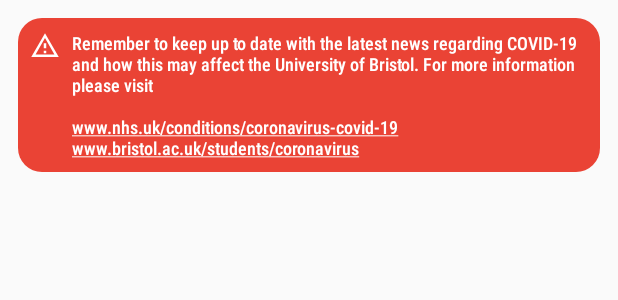
After one commit to tomstark99/epigram, an Android app: the layout element_corona2.xml on its own in the app's theme, with its tools: preview values and no code run, on a phone screen of 412 x 824 dp. The commit adds this screen. Shown: the top 300 px of the screen. Run offline under Robolectric (Android 15) with nearby library versions, the phone set to English and light mode, and no system bars; network calls fail.

Commit message:
corona update 2

```diff
--- a/app/build.gradle
+++ b/app/build.gradle
@@ -77,7 +77,7 @@
     implementation("com.squareup.okhttp3:logging-interceptor:3.14.2")
     implementation 'com.squareup.retrofit2:adapter-rxjava2:2.6.0'
     implementation 'com.google.firebase:firebase-core:17.2.3'
-    implementation 'com.google.firebase:firebase-messaging:20.1.2'
+    implementation 'com.google.firebase:firebase-messaging:20.1.3'
 
     debugImplementation "com.willowtreeapps.hyperion:hyperion-core:$hyperionVer"
     debugImplementation "com.willowtreeapps.hyperion:hyperion-attr:$hyperionVer"
--- a/app/src/main/java/com/epigram/android/ui/main/TabPresenter.kt
+++ b/app/src/main/java/com/epigram/android/ui/main/TabPresenter.kt
@@ -62,11 +62,11 @@
     }
 
     fun getPostsCorona(pageNum: Int, tab: String) {
-        postManager.getPostTitles(pageNum, tab)
+        postManager.getPosts(pageNum, tab)
             .subscribeOn(Schedulers.io())
             .observeOn(AndroidSchedulers.mainThread())
             .subscribe({ posts ->
-                view?.onPostSuccessCorona(posts.second)
+                view?.onPostSuccessCorona(posts)
             }, { e ->
                 view?.onPostError()
                 Log.e("error", "something went wrong loading posts", e)
--- a/app/src/main/res/drawable/ic_warning_amber_24px_outlined.xml
+++ b/app/src/main/res/drawable/ic_warning_amber_24px_outlined.xml
@@ -3,7 +3,7 @@
     android:height="24dp"
     android:viewportWidth="24"
     android:viewportHeight="24"
-    android:tint="@color/button_tint">
+    android:tint="@color/white_nochange">
   <path
       android:pathData="M1,21.5L12,2.5L23,21.5H1ZM19.53,19.5L12,6.49L4.47,19.5H19.53ZM11,16.5V18.5H13V16.5H11ZM11,10.5H13V14.5H11V10.5Z"
       android:fillColor="#FF000000"
--- /dev/null
+++ b/app/src/main/res/drawable/tab_c_background.xml
@@ -0,0 +1,5 @@
+<?xml version="1.0" encoding="utf-8"?>
+<shape xmlns:android="http://schemas.android.com/apk/res/android">
+    <solid android:color="@color/google_red"/>
+    <corners android:radius="16dp"/>
+</shape>
--- /dev/null
+++ b/app/src/main/res/layout/element_corona2.xml
@@ -0,0 +1,36 @@
+<?xml version="1.0" encoding="utf-8"?>
+<LinearLayout xmlns:android="http://schemas.android.com/apk/res/android"
+    android:orientation="vertical" android:layout_width="match_parent"
+    android:layout_height="wrap_content"
+    android:paddingStart="@dimen/element_padding"
+    android:paddingEnd="@dimen/element_padding"
+    android:paddingTop="@dimen/element_padding"
+    android:paddingBottom="@dimen/element_padding_half">
+    <LinearLayout
+        android:layout_width="match_parent"
+        android:layout_height="wrap_content"
+        android:background="@drawable/tab_c_background"
+        android:paddingStart="@dimen/tiny_padding"
+        android:paddingEnd="@dimen/tiny_padding"
+        android:paddingTop="@dimen/tiny_padding"
+        android:paddingBottom="@dimen/tiny_padding">
+        <ImageView
+            android:layout_width="20dp"
+            android:layout_height="20dp"
+            android:src="@drawable/ic_warning_amber_24px_outlined"/>
+        <TextView
+            android:layout_width="wrap_content"
+            android:layout_height="wrap_content"
+            android:layout_gravity="center_vertical"
+            android:paddingStart="@dimen/tiny_padding"
+            android:textColor="@color/white_nochange"
+            android:textSize="12sp"
+            android:autoLink="web"
+            android:theme="@style/corona_info"
+            android:text="@string/corona_warn"/>
+    </LinearLayout>
+<!--        android:scrollbars="vertical"-->
+<!--        android:nestedScrollingEnabled="false"-->
+<!--        android:isScrollContainer="false"-->
+<!--        android:verticalScrollbarPosition="right"/>-->
+</LinearLayout>
--- a/app/src/main/res/layout/element_news_article_breaking.xml
+++ b/app/src/main/res/layout/element_news_article_breaking.xml
@@ -10,7 +10,7 @@
         android:orientation="vertical"
         android:paddingStart="@dimen/element_padding"
         android:paddingEnd="@dimen/element_padding"
-        android:paddingTop="@dimen/element_padding">
+        android:paddingTop="@dimen/element_padding_half">
 
     <LinearLayout
             android:layout_width="match_parent"
--- a/app/src/main/res/values-night/colors.xml
+++ b/app/src/main/res/values-night/colors.xml
@@ -9,6 +9,6 @@
     <color name="red_to_white">#e1e1e1</color>
     <color name="red_to_dark">#555555</color>
 
-    <color name="google_red">#ee8879</color>
+    <color name="google_red_light">#ee8879</color>
 
 </resources>
--- a/app/src/main/res/values/colors.xml
+++ b/app/src/main/res/values/colors.xml
@@ -1,6 +1,7 @@
 <?xml version="1.0" encoding="utf-8"?>
 <resources>
     <color name="white">#ffffff</color>
+    <color name="white_nochange">#ffffff</color>
     <color name="whitehint">#88ffffff</color>
     <color name="black">#000</color>
     <color name="blackhint">#88000000</color>
--- a/app/src/main/res/values/dimens.xml
+++ b/app/src/main/res/values/dimens.xml
@@ -14,6 +14,7 @@
     <dimen name="larger_padding">48dp</dimen>
     <dimen name="largest_padding">64dp</dimen>
     <dimen name="huge_padding">72dp</dimen>
+    <dimen name="element_padding_half">6dp</dimen>
     <dimen name="element_padding">12dp</dimen>
     <dimen name="inner_element_padding">8dp</dimen>
     <dimen name="appbar_elevation">4dp</dimen>
--- a/app/src/main/res/values/strings.xml
+++ b/app/src/main/res/values/strings.xml
@@ -18,7 +18,7 @@
 
     <string name="empty"></string>
     <string name="tag1">news</string>
-    <string name="tagc">coronavirus</string>
+    <string name="tagc">covid-19</string>
     <string name="tag2">the-croft</string>
     <string name="tag3">features</string>
     <string name="tag4">comment</string>
--- a/app/src/main/res/values/styles.xml
+++ b/app/src/main/res/values/styles.xml
@@ -42,7 +42,7 @@
     </style>
 
     <style name="corona_info">
-        <item name="colorAccent">@color/google_red</item>
+        <item name="colorAccent">@color/white_nochange</item>
     </style>
 
     <style name="AppTheme.AppBarOverlay" parent="ThemeOverlay.AppCompat.Dark.ActionBar"/>
```
Also changed, not shown: app/src/main/java/com/epigram/android/ui/adapters/AdapterArticlesCorona.kt (+5 -5 lines), app/src/main/java/com/epigram/android/ui/adapters/AdapterArticlesHome.kt (+14 -8 lines), app/src/main/java/com/epigram/android/ui/adapters/AdapterCor.kt (+28 -22 lines), app/src/main/res/layout/element_corona.xml (+12 -4 lines), app/src/main/res/layout/element_news_article_corona.xml (+3 -21 lines).
